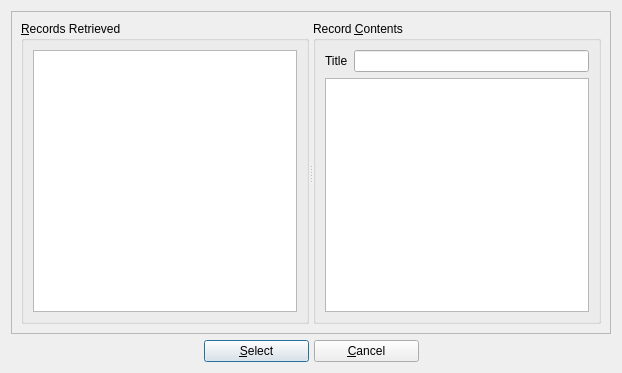
Before: the Qt Designer form z3950results.ui in textbrowser/biblioteq, drawn with Qt 5.
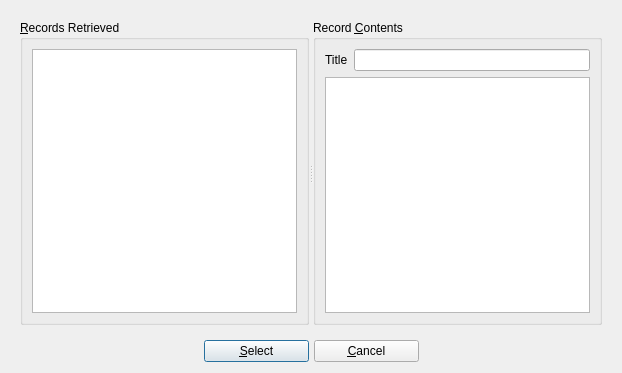
After: the same form once the commit is applied. Icons and pictures are not drawn.

```diff
--- a/z3950results.ui
+++ b/z3950results.ui
@@ -20,12 +20,6 @@
   <layout class="QVBoxLayout">
    <item>
     <widget class="QFrame" name="frame">
-     <property name="frameShape">
-      <enum>QFrame::StyledPanel</enum>
-     </property>
-     <property name="frameShadow">
-      <enum>QFrame::Raised</enum>
-     </property>
      <layout class="QVBoxLayout">
       <item>
        <widget class="QSplitter" name="splitter">
```
